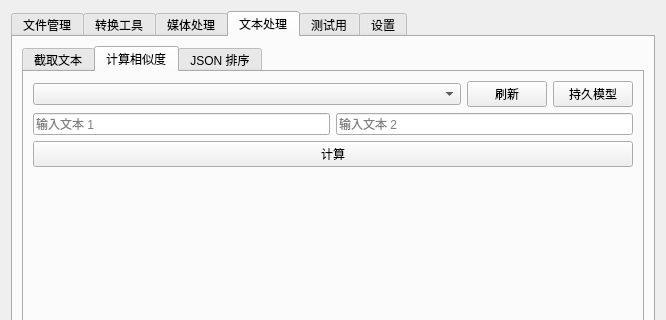
Above: app.ui from XJF2332/JABORT before the change; both pictures show x 0 to 666 and y 0 to 320 of the 666 by 677 pixel window. Below: the same form after it.
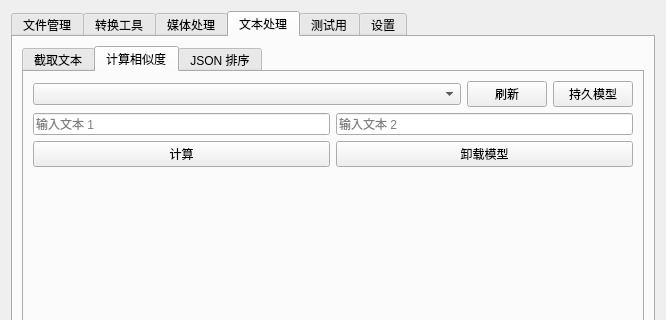
That is the form after the change. The open tabs and pages were chosen to show the change. Icons and pictures are not drawn.

Commit message: 新增：计算相似度的卸载模型功能

```diff
--- a/app.ui
+++ b/app.ui
@@ -1167,11 +1167,22 @@
             </layout>
            </item>
            <item>
+            <layout class="QHBoxLayout" name="CalSimBtns">
+             <item>
             <widget class="QPushButton" name="CalSimRun">
              <property name="text">
               <string>计算</string>
              </property>
             </widget>
+             </item>
+             <item>
+              <widget class="QPushButton" name="CalSimUnload">
+               <property name="text">
+                <string>卸载模型</string>
+               </property>
+              </widget>
+             </item>
+            </layout>
            </item>
            <item>
             <spacer name="CalSimSpacer">
```
Lines whose indentation alone changed are shown as unchanged. The commit also changes 4 other files.
